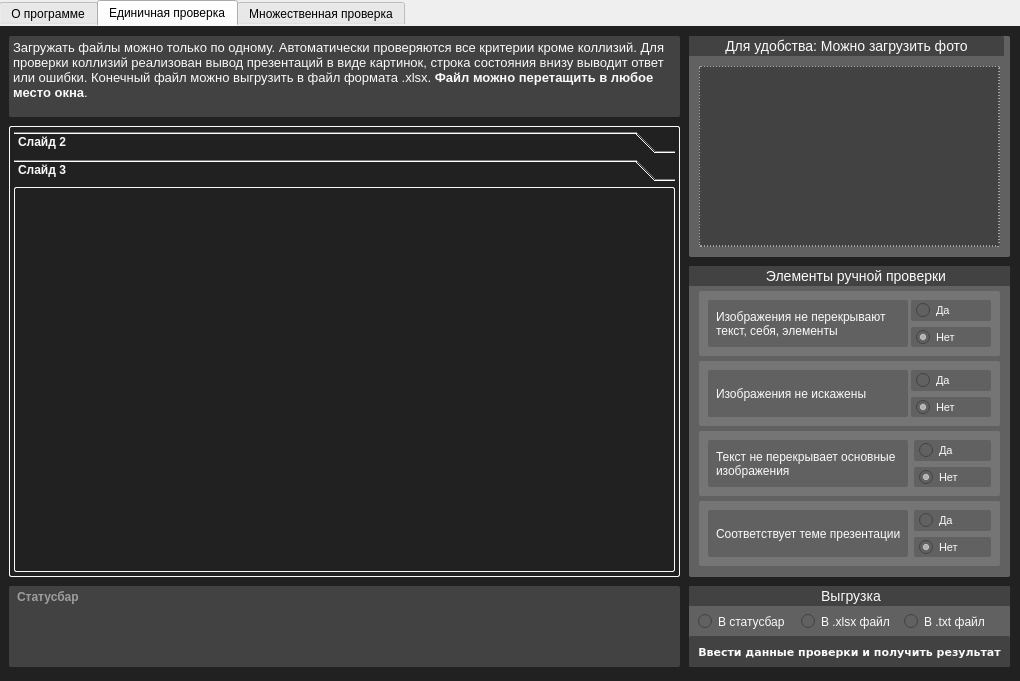
Old version of the form form.ui in the repository mouettxy/pChecker.
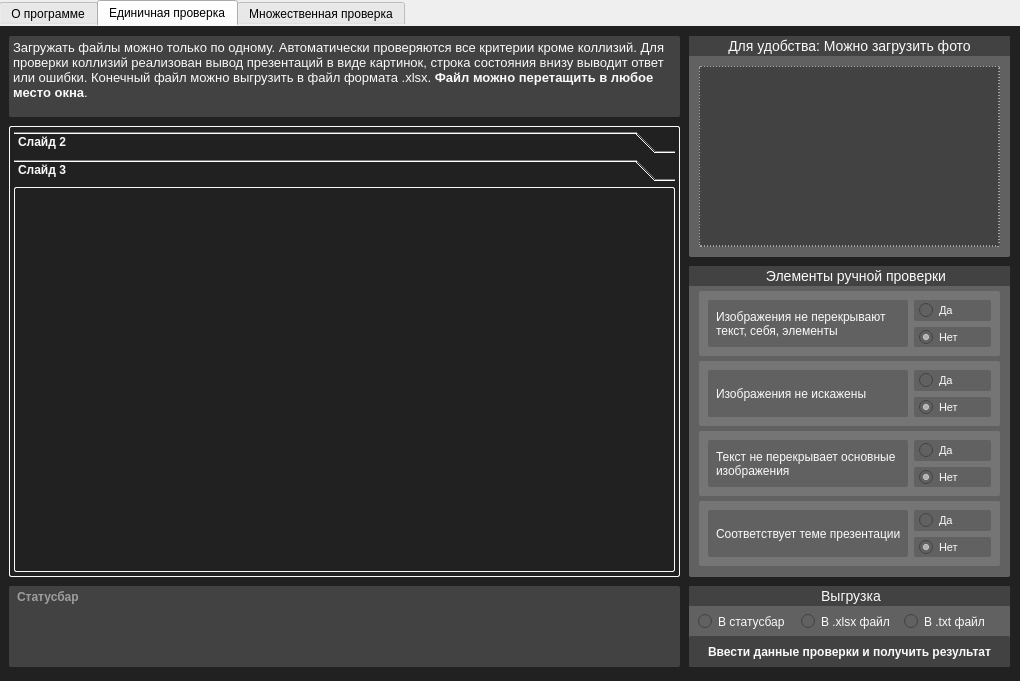
New version of the form. The open tabs and pages were chosen to show the change.

```diff
--- a/form.ui
+++ b/form.ui
@@ -38,6 +38,9 @@
     <property name="font">
      <font>
       <family>Arial</family>
+      <pointsize>9</pointsize>
+      <weight>50</weight>
+      <bold>false</bold>
      </font>
     </property>
     <property name="styleSheet">
@@ -283,8 +286,6 @@
       </property>
       <property name="font">
        <font>
-        <family>DejaVu Sans</family>
-        <pointsize>8</pointsize>
         <weight>75</weight>
         <bold>true</bold>
        </font>
@@ -611,7 +612,7 @@
        </property>
        <property name="font">
         <font>
-         <family>Segoe UI</family>
+         <family>Arial</family>
          <pointsize>9</pointsize>
          <weight>50</weight>
          <bold>false</bold>
@@ -638,7 +639,7 @@
           </property>
           <property name="minimumSize">
            <size>
-            <width>80</width>
+            <width>0</width>
             <height>0</height>
            </size>
           </property>
@@ -678,7 +679,7 @@
           </property>
           <property name="minimumSize">
            <size>
-            <width>80</width>
+            <width>0</width>
             <height>0</height>
            </size>
           </property>
@@ -765,6 +766,14 @@
          <verstretch>0</verstretch>
         </sizepolicy>
        </property>
+       <property name="font">
+        <font>
+         <family>Arial</family>
+         <pointsize>9</pointsize>
+         <weight>50</weight>
+         <bold>false</bold>
+        </font>
+       </property>
        <property name="styleSheet">
         <string notr="true">background: #757575;
 border-radius: 2px;</string>
@@ -786,7 +795,7 @@
           </property>
           <property name="minimumSize">
            <size>
-            <width>80</width>
+            <width>0</width>
             <height>0</height>
            </size>
           </property>
@@ -826,7 +835,7 @@
           </property>
           <property name="minimumSize">
            <size>
-            <width>80</width>
+            <width>0</width>
             <height>0</height>
            </size>
           </property>
@@ -924,7 +933,7 @@
 font-weight: bold;
 border-top-left-radius: 2px;
 border-top-right-radius: 2px;
-padding: 2px 34px;
+padding: 2px 37px;
 background-color: #424242;
 color: #FAFAFA;
 }</string>
```
Left out of the diff: 40 changed lines with no effect on the pictures.
